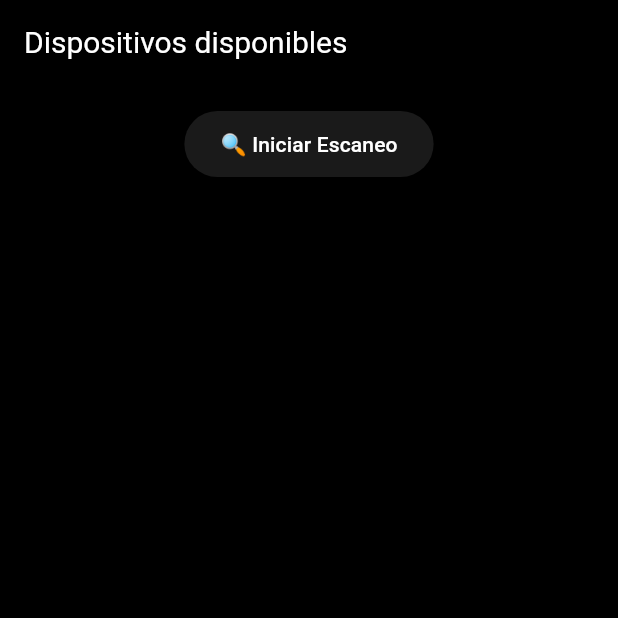
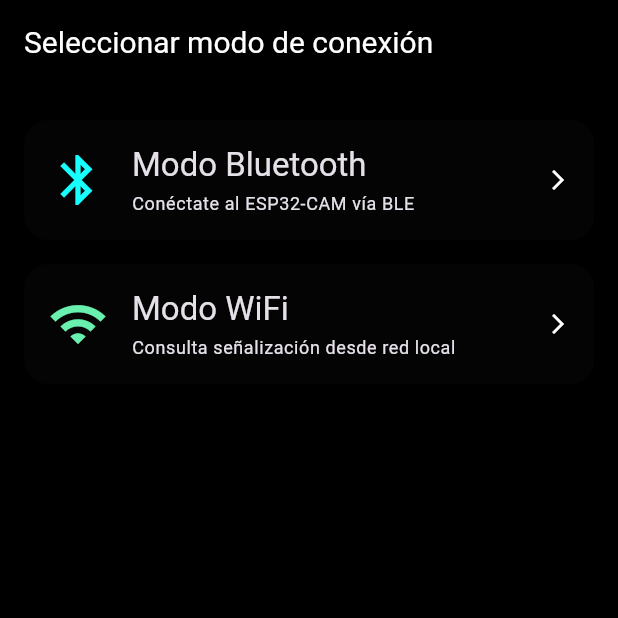
Before and after one commit to Reebotbrei/app_electronicaV3_Brei, a Flutter app: the screen it shows after launch, on a phone screen of 412 x 824 dp, the top half of it. Run offline on Flutter 3.47's test engine with Material 3 defaults, Android fonts, the phone set to English and light mode, and no system bars; our stand-ins replace audioplayers, flutter_blue_plus, vibration.

Commit message:
realizando cambios

```diff
--- a/lib/main.dart
+++ b/lib/main.dart
@@ -1,5 +1,5 @@
+import 'package:app_electronica/screens/home_page.dart';
 import 'package:flutter/material.dart';
-import 'screens/bluetooth_scan_page.dart';
 
 void main() {
   runApp(const MyApp());
@@ -11,6 +11,7 @@ class MyApp extends StatelessWidget {
   @override
   Widget build(BuildContext context) {
     return MaterialApp(
+      debugShowCheckedModeBanner: false,
       title: 'Detector Bluetooth',
       theme: ThemeData.dark().copyWith(
         scaffoldBackgroundColor: const Color(0xFF000000),
@@ -27,7 +28,7 @@ class MyApp extends StatelessWidget {
           ),
         ),
       ),
-      home: const BluetoothScanPage(),
+      home: const HomePage(),
     );
   }
 }
--- a/lib/screens/bluetooth_scan_page.dart
+++ b/lib/screens/bluetooth_scan_page.dart
@@ -16,6 +16,7 @@ class _BluetoothScanPageState extends State<BluetoothScanPage> {
   void startScan() {
     BluetoothHelper.startScan();
     BluetoothHelper.listenScanResults((results) {
+      if (!mounted) return;
       setState(() {
         scanResults = results;
       });
--- /dev/null
+++ b/lib/screens/home_page.dart
@@ -0,0 +1,46 @@
+import 'package:flutter/material.dart';
+import 'package:app_electronica/screens/bluetooth_scan_page.dart';
+import 'package:app_electronica/screens/wifi_connected_page.dart';
+import 'package:app_electronica/widgets/connection_mode_card.dart';
+
+class HomePage extends StatelessWidget {
+  const HomePage({super.key});
+
+  @override
+  Widget build(BuildContext context) {
+    return Scaffold(
+      appBar: AppBar(
+        title: const Text('Seleccionar modo de conexión'),
+      ),
+      body: ListView(
+        padding: const EdgeInsets.symmetric(vertical: 16),
+        children: [
+          ConnectionModeCard(
+            icon: Icons.bluetooth,
+            title: 'Modo Bluetooth',
+            description: 'Conéctate al ESP32-CAM vía BLE',
+            color: Colors.cyanAccent,
+            onTap: () {
+              Navigator.push(
+                context,
+                MaterialPageRoute(builder: (_) => const BluetoothScanPage()),
+              );
+            },
+          ),
+          ConnectionModeCard(
+            icon: Icons.wifi,
+            title: 'Modo WiFi',
+            description: 'Consulta señalización desde red local',
+            color: Colors.greenAccent,
+            onTap: () {
+              Navigator.push(
+                context,
+                MaterialPageRoute(builder: (_) => const WifiConnectedPage()),
+              );
+            },
+          ),
+        ],
+      ),
+    );
+  }
+}
--- /dev/null
+++ b/lib/widgets/connection_mode_card.dart
@@ -0,0 +1,55 @@
+import 'package:flutter/material.dart';
+
+class ConnectionModeCard extends StatelessWidget {
+  final IconData icon;
+  final String title;
+  final String description;
+  final Color color;
+  final VoidCallback onTap;
+
+  const ConnectionModeCard({
+    super.key,
+    required this.icon,
+    required this.title,
+    required this.description,
+    required this.color,
+    required this.onTap,
+  });
+
+  @override
+  Widget build(BuildContext context) {
+    return Padding(
+      padding: const EdgeInsets.symmetric(horizontal: 16, vertical: 8),
+      child: InkWell(
+        onTap: onTap,
+        borderRadius: BorderRadius.circular(16),
+        child: Ink(
+          decoration: BoxDecoration(
+            color: Theme.of(context).cardColor.withOpacity(0.2),
+            borderRadius: BorderRadius.circular(16),
+          ),
+          child: Padding(
+            padding: const EdgeInsets.all(16),
+            child: Row(
+              children: [
+                Icon(icon, color: color, size: 40),
+                const SizedBox(width: 16),
+                Expanded(
+                  child: Column(
+                    crossAxisAlignment: CrossAxisAlignment.start,
+                    children: [
+                      Text(title, style: Theme.of(context).textTheme.titleLarge),
+                      const SizedBox(height: 4),
+                      Text(description, style: Theme.of(context).textTheme.bodySmall),
+                    ],
+                  ),
+                ),
+                const Icon(Icons.arrow_forward_ios, size: 16),
+              ],
+            ),
+          ),
+        ),
+      ),
+    );
+  }
+}
--- a/lib/widgets/device_tile.dart
+++ b/lib/widgets/device_tile.dart
@@ -39,14 +39,10 @@ class _DeviceTileWidgetState extends State<DeviceTileWidget> {
         ),
       );
 
-      ('🧭 Redirigiendo a ConnectedPage');
-
       Navigator.push(
         context,
         MaterialPageRoute(
-          builder: (context) => ConnectedPage(
-            device:device
-          ),
+          builder: (context) => ConnectedPage(device: device),
         ),
       );
     } catch (e) {
--- a/pubspec.yaml
+++ b/pubspec.yaml
@@ -62,7 +62,10 @@ flutter:
 
   assets:
     - assets/audio/zona_segura.mp3
-
+    - assets/audio/acceso_restringido.mp3
+    - assets/audio/riesgo_electrico.mp3
+    - assets/audio/escaleras.mp3
+    - assets/audio/materiales_inflamables.mp3
   # To add assets to your application, add an assets section, like this:
   # assets:
   #   - images/a_dot_burr.jpeg
```
Also changed, not shown: lib/screens/connected_page.dart (+22 -47 lines), lib/screens/wifi_connected_page.dart (added, +133 -0 lines), lib/utils/alert_helper.dart (added, +35 -0 lines), 4 other files.
